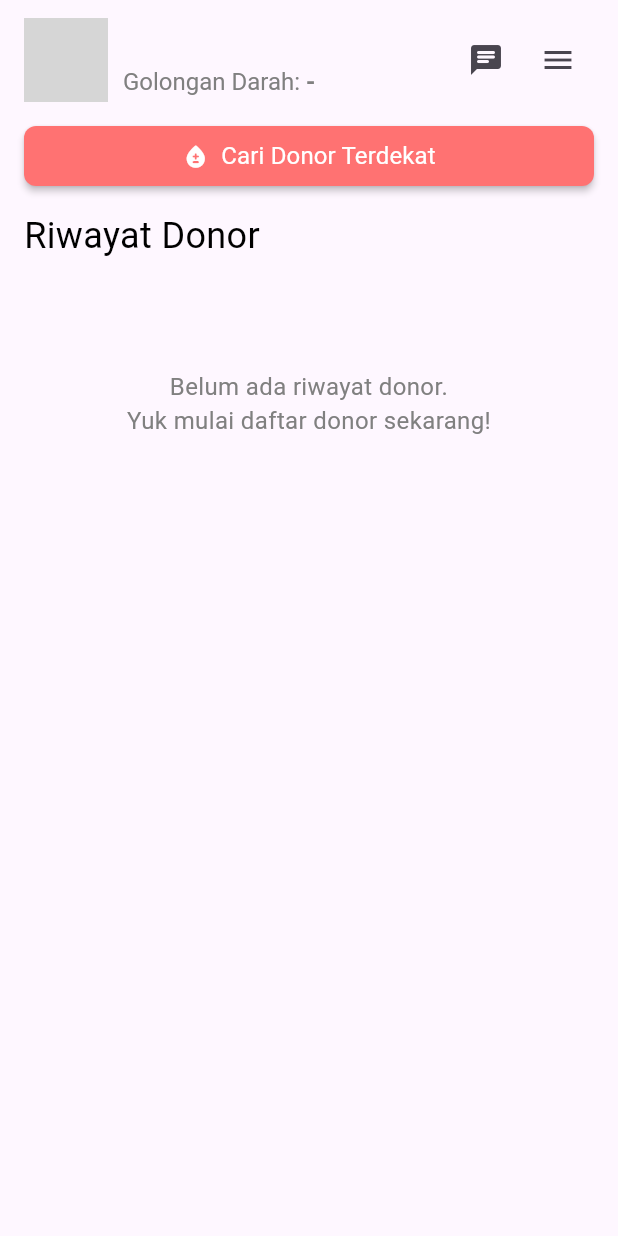
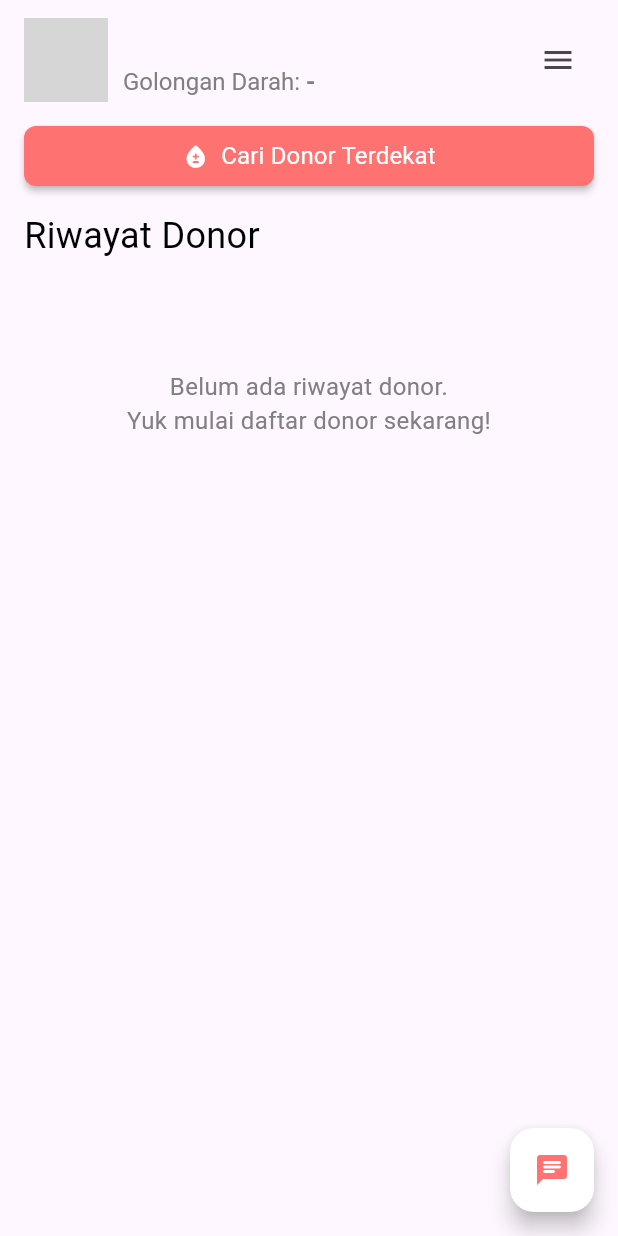
Before and after one commit to adisatr7/blood_donor, a Flutter app: the HomeView screen opened by its route, on a phone screen of 412 x 824 dp. Run offline on Flutter 3.47's test engine with Material 3 defaults, Android fonts, the light colour scheme and no system bars; our stand-ins replace dio, flutter_dotenv, flutter_spinkit, geolocator, get, get_storage and 4 more; accounts and stored records are empty; network calls fail; statements that could not run were skipped; grey boxes are pictures that could not be loaded.

Commit message:
refactor: move AI chat button from home header to floating action button

```diff
--- a/lib/views/home_view.dart
+++ b/lib/views/home_view.dart
@@ -29,13 +29,19 @@ class HomeView extends StatelessWidget {
   @override
   Widget build(BuildContext context) {
     return AppScaffold(
+      floatingActionButton: FloatingActionButton(
+        backgroundColor: AppColors.white,
+        foregroundColor: AppColors.primary,
+        onPressed: controller.goToAiChat,
+        child: const Icon(Icons.chat_rounded),
+      ),
       child: Column(
         mainAxisAlignment: MainAxisAlignment.center,
         children: [
           // 🧑‍🦳 Info tentang user dan tombol pengaturan
           UserProfileHeader(
             currentUser: controller.global.currentUser,
-            onGoToChat: controller.goToChat,
+            // onGoToChat: controller.goToChat,
             onGoToSettings: controller.goToSettings,
           ),
           const SizedBox(height: 12),
--- a/lib/widgets/home/user_profile_header.dart
+++ b/lib/widgets/home/user_profile_header.dart
@@ -6,13 +6,11 @@ import 'package:blood_donor/core/theme.dart';
 
 class UserProfileHeader extends StatelessWidget {
   final Rxn<User> currentUser;
-  final VoidCallback onGoToChat;
   final VoidCallback onGoToSettings;
 
   const UserProfileHeader({
     super.key,
     required this.currentUser,
-    required this.onGoToChat,
     required this.onGoToSettings,
   });
 
@@ -66,8 +64,6 @@ class UserProfileHeader extends StatelessWidget {
             ),
           ),
 
-          // ✨ Tombol Chat
-          IconButton(icon: const Icon(Icons.chat_rounded), onPressed: onGoToChat),
           // ⚙️ Tombol Pengaturan
           IconButton(icon: const Icon(Icons.menu), onPressed: onGoToSettings),
         ],
--- a/lib/widgets/scaffolds/app_scaffold.dart
+++ b/lib/widgets/scaffolds/app_scaffold.dart
@@ -8,7 +8,7 @@ class AppScaffold extends StatelessWidget {
   final bool showBackButton;
   final String backButtonLabel;
   final Widget child;
-  final Widget? trailing;
+  final Widget? floatingActionButton;
   final Widget? footer;
 
   const AppScaffold({
@@ -17,7 +17,7 @@ class AppScaffold extends StatelessWidget {
     this.showBackButton = false,
     this.backButtonLabel = 'Kembali',
     required this.child,
-    this.trailing,
+    this.floatingActionButton,
     this.footer,
   });
 
@@ -25,6 +25,7 @@ class AppScaffold extends StatelessWidget {
   Widget build(BuildContext context) {
     return Scaffold(
       resizeToAvoidBottomInset: true,
+      floatingActionButton: floatingActionButton,
       body: SafeArea(
         child: Column(
           mainAxisAlignment: MainAxisAlignment.spaceBetween,
@@ -41,8 +42,7 @@ class AppScaffold extends StatelessWidget {
                   crossAxisAlignment: CrossAxisAlignment.start,
                   children: [
                     // Back button (Optional)
-                    if (showBackButton)
-                      AppBackButton(label: backButtonLabel),
+                    if (showBackButton) AppBackButton(label: backButtonLabel),
 
                     // Space between back button and title
                     if (showBackButton && title != null)
@@ -51,9 +51,6 @@ class AppScaffold extends StatelessWidget {
                     // Header title (Optional)
                     if (title != null)
                       Text(title ?? '', style: AppTextStyles.headingBold),
-
-                    // Trailing widget below header (Optional)
-                    if (trailing != null) trailing!,
                   ],
                 ),
               ),
```
